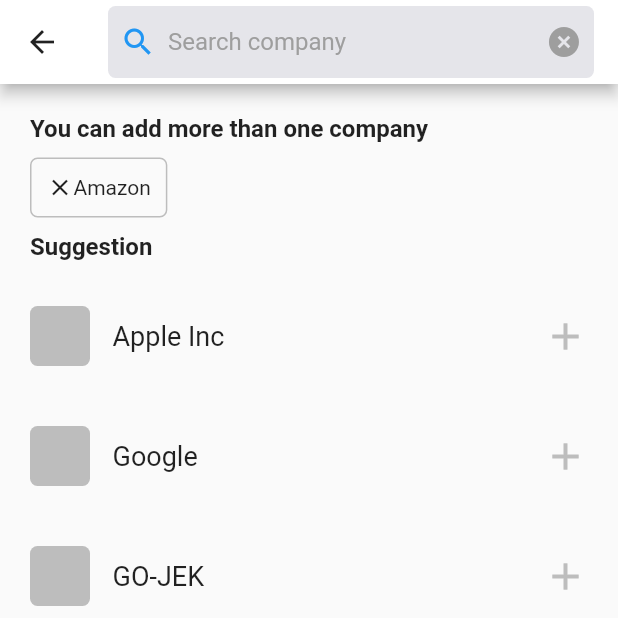
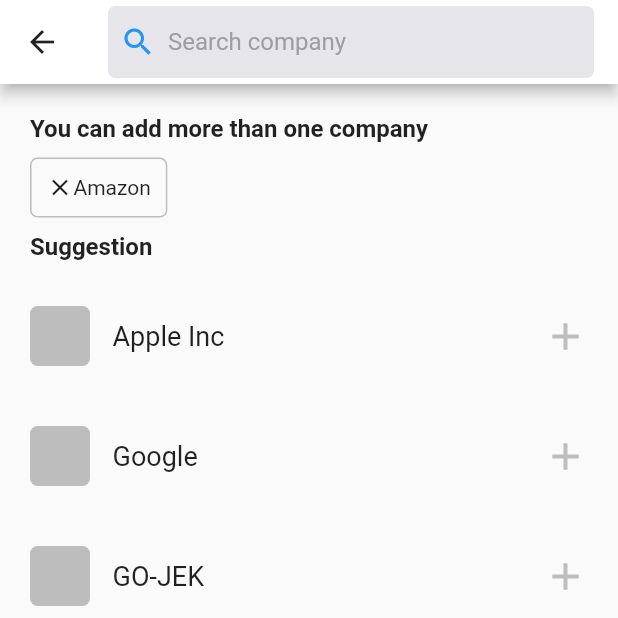
Before and after one commit to agungsb/shortlyst, a Flutter app: the SearchCompany screen opened directly, after a tap on the "add" icon, on a phone screen of 412 x 824 dp, the top half of it. Run offline on Flutter 3.47's test engine with Material 2 defaults, Android fonts, the phone set to English and light mode, and no system bars; network calls fail.

Commit message:
Finish Searching company

```diff
--- a/lib/search_company.dart
+++ b/lib/search_company.dart
@@ -9,12 +9,10 @@ class SearchCompany extends StatefulWidget {
   _SearchCompanyState createState() => _SearchCompanyState();
 }
 
-
 class _SearchCompanyState extends State<SearchCompany> {
-
   List<CompanyModel> _companies = Companies().getAll;
 
-  List<CompanyModel> _selectedCompany = [];
+  List<CompanyModel> _selectedCompanies = [];
 
   TextEditingController _searchController;
 
@@ -24,26 +22,30 @@ class _SearchCompanyState extends State<SearchCompany> {
     });
   }
 
-  _submitSearch(String keyword) {
-    setState(() {
-      List<CompanyModel> _tempCompanies = _companies;
-      for (var i = 0; i < _tempCompanies.length; i++) {
-        CompanyModel company = _tempCompanies[i];
-        String pattern = keyword.toLowerCase();
-        if (pattern != '') {
-          if (company.name.toLowerCase().indexOf(pattern) > -1) {
-            _addCompany(company, i);
-            _removeCompany(company, i);
-          }
-        }
+  _resetCompanies() {
+    _companies.clear();
+    if (_selectedCompanies.length > 0) {
+      List<CompanyModel> _temp = Companies().getAll;
+      for(int i = 0; i < _selectedCompanies.length; i++) {
+        CompanyModel company = _selectedCompanies[i];
+        print('company: ' + company.name);
+        _temp.removeWhere((t) {
+          return t.name == company.name;
+        });
       }
-    });
+      _companies = _temp;
+    } else {
+      _companies = Companies().getAll;
+    }
   }
 
   _addCompany(CompanyModel company, int index) {
     setState(() {
-      _companies.removeAt(index);
-      _selectedCompany.add(company);
+      _companies.removeWhere((CompanyModel c) {
+        return c.name.toLowerCase() == company.name.toLowerCase();
+      });
+      _selectedCompanies.add(company);
+//      _resetCompanies();
     });
   }
 
@@ -53,7 +55,8 @@ class _SearchCompanyState extends State<SearchCompany> {
       _companies.sort(([a, b]) {
         return a.name.compareTo(b.name);
       });
-      _selectedCompany.removeAt(index);
+      _selectedCompanies.removeAt(index);
+//      _resetCompanies();
     });
   }
 
@@ -64,23 +67,17 @@ class _SearchCompanyState extends State<SearchCompany> {
     _searchController = TextEditingController(text: '')
       ..addListener(() {
         setState(() {
-          print('keyword: ' + _searchController.text);
-          print('[');
-          _companies = Companies().getAll;
           if (_searchController.text != '') {
             _companies.removeWhere((CompanyModel company) {
-              print('comparator: ' + company.name);
               bool res = company.name
                       .toLowerCase()
                       .indexOf(_searchController.text.toLowerCase()) <
                   0;
-              print('res' + res.toString());
               return res;
             });
           } else {
-            _companies = Companies().getAll;
+            _resetCompanies();
           }
-          print(']');
         });
       });
   }
@@ -131,7 +128,8 @@ class _SearchCompanyState extends State<SearchCompany> {
                   ),
                 ),
               ),
-              new GestureDetector(
+              _searchController.text != '' ?
+              GestureDetector(
                 onTap: _resetKeyword,
                 child: Padding(
                   padding: const EdgeInsets.all(8.0),
@@ -143,7 +141,7 @@ class _SearchCompanyState extends State<SearchCompany> {
                     ),
                   ),
                 ),
-              ),
+              ) : Text(''),
             ],
           ),
         ),
@@ -152,7 +150,7 @@ class _SearchCompanyState extends State<SearchCompany> {
       body: Column(
         crossAxisAlignment: CrossAxisAlignment.start,
         children: <Widget>[
-          _selectedCompany.length > 0
+          _selectedCompanies.length > 0
               ? Padding(
                   padding: const EdgeInsets.only(
                       left: 20.0, right: 20.0, top: 20.0, bottom: 10.0),
@@ -166,18 +164,18 @@ class _SearchCompanyState extends State<SearchCompany> {
                   ),
                 )
               : Container(),
-          _selectedCompany.length > 0
+          _selectedCompanies.length > 0
               ? SizedBox(
                   height: 40.0,
                   child: ListView.builder(
                     scrollDirection: Axis.horizontal,
-                    itemCount: (_selectedCompany.length + 1),
+                    itemCount: (_selectedCompanies.length + 1),
                     itemBuilder: (BuildContext context, int index) {
                       //return your list
                       if (index == 0) {
                         return Container(width: 20.0);
                       }
-                      return _Selected(_selectedCompany[index - 1], index - 1,
+                      return _Selected(_selectedCompanies[index - 1], index - 1,
                           _removeCompany);
                     },
                   ))
@@ -195,11 +193,23 @@ class _SearchCompanyState extends State<SearchCompany> {
             ),
           ),
           Expanded(
-            child: ListView.builder(
+            child: _companies.length > 0 ? ListView.builder(
               itemCount: _companies.length,
               itemBuilder: (BuildContext context, int index) {
                 return _Item(_companies[index], _addCompany, index);
               },
+            ) : Padding(
+              padding:
+              const EdgeInsets.symmetric(horizontal: 20.0, vertical: 10.0),
+              child: Text(
+                'No Result',
+                textAlign: TextAlign.left,
+                style: TextStyle(
+                  fontSize: 16.0,
+                  fontStyle: FontStyle.italic,
+                  fontWeight: FontWeight.normal,
+                ),
+              ),
             ),
           ),
         ],
```
